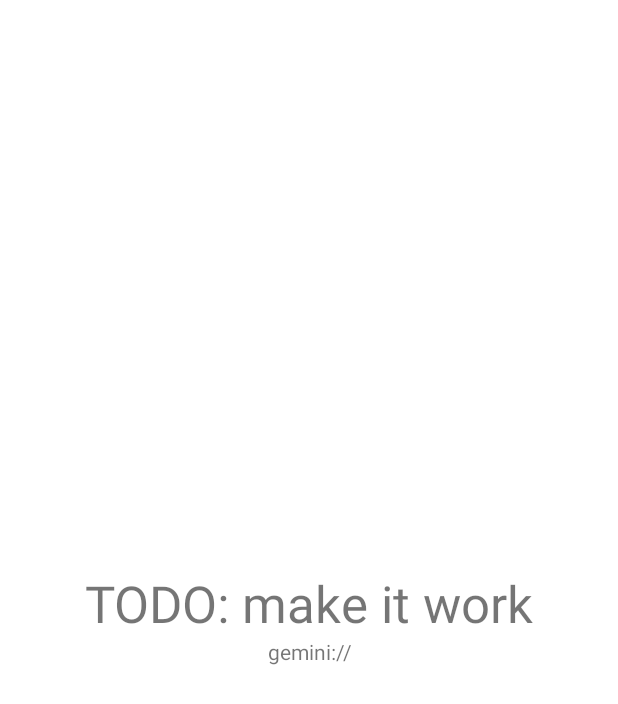
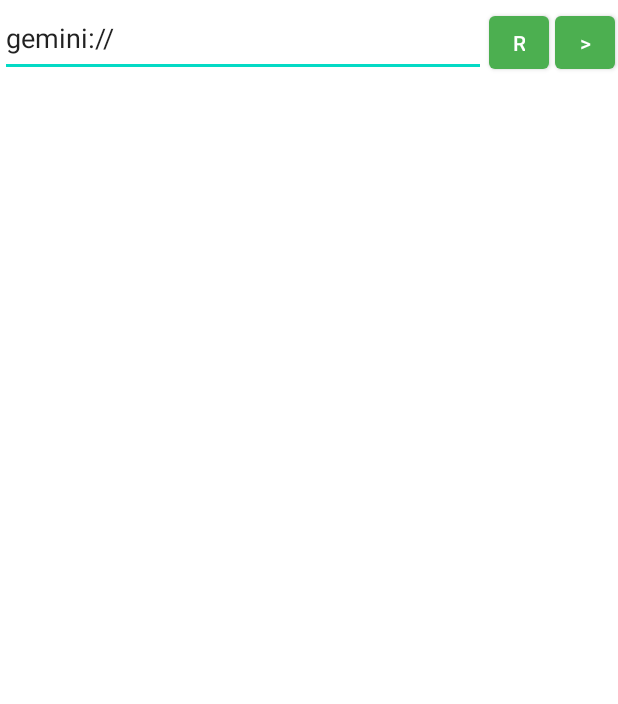
Before and after one commit to lucasew/agena, an Android app: the screen it shows after launch (PageActivity), after a tap on "START NAVIGATING", on a phone screen of 412 x 824 dp. Shown: the top 704 px of the screen. Run offline under Robolectric (Android 15) with nearby library versions, the phone set to English and light mode, and no system bars; our stand-ins replace androidx.preference.

Commit message:
dando uma cara de navegador
Signed-off-by: lucasew <lucas59356@gmail.com>

```diff
--- a/app/src/main/res/layout/page_activity.xml
+++ b/app/src/main/res/layout/page_activity.xml
@@ -1,27 +1,43 @@
 <LinearLayout xmlns:android="http://schemas.android.com/apk/res/android"
     android:layout_width="match_parent"
-    android:layout_height="match_parent">
+    android:layout_height="match_parent"
+    android:orientation="vertical">
 
     <LinearLayout
         android:layout_width="match_parent"
-        android:layout_height="match_parent"
-        android:layout_gravity="center"
-        android:gravity="center"
-        android:orientation="vertical">
+        android:layout_height="102dp"
+        android:layout_weight="1"
+        android:orientation="horizontal">
 
-        <TextView
-            android:id="@+id/textView3"
-            android:layout_width="wrap_content"
+        <EditText
+            android:id="@+id/browser_url"
+            android:layout_width="330dp"
+            android:layout_height="match_parent"
+            android:layout_weight="1"
+            android:inputType="textPersonName" />
+
+        <Button
+            android:id="@+id/page_refresh"
+            android:layout_width="40dp"
             android:layout_height="wrap_content"
-            android:text="TODO: make it work"
-            android:textSize="34sp" />
+            android:layout_margin="2dp"
+            android:onClick="handlePageGo"
+            android:text="R" />
 
-        <TextView
-            android:id="@+id/browsing_url"
-            android:layout_width="match_parent"
+        <Button
+            android:id="@+id/page_go"
+            android:layout_width="40dp"
             android:layout_height="wrap_content"
-            android:textAlignment="center"
-            android:gravity="center_horizontal" />
+            android:layout_margin="2dp"
+            android:onClick="handlePageGo"
+            android:text=">" />
     </LinearLayout>
 
+    <LinearLayout
+        android:id="@+id/browser_content"
+        android:layout_width="match_parent"
+        android:layout_height="match_parent"
+        android:layout_weight="1"
+        android:orientation="vertical" />
+
 </LinearLayout>
```
Also changed, not shown: app/src/main/java/com/biglucas/demos/PageActivity.java (+32 -2 lines).
